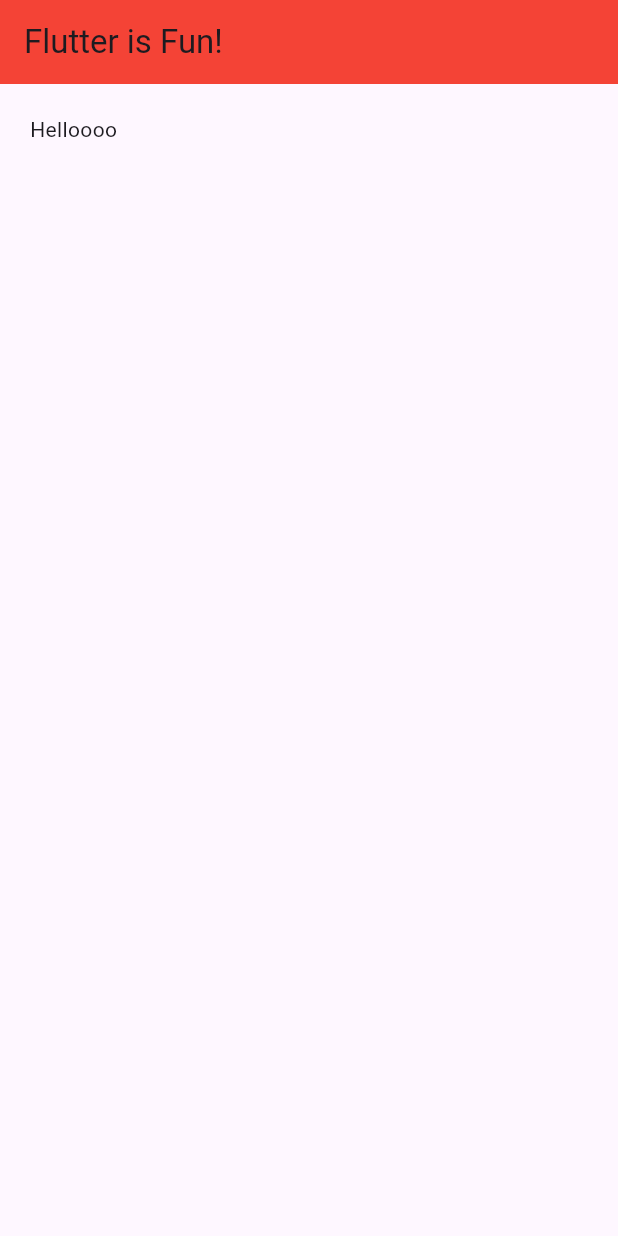
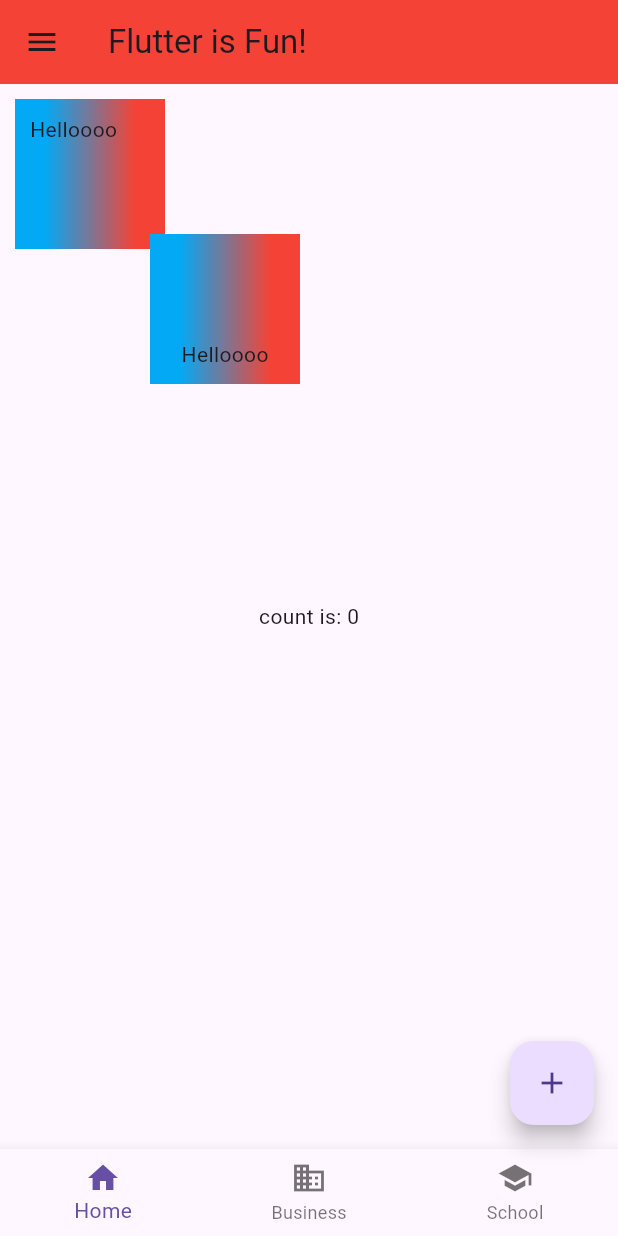
Before and after one commit to Toiletman007/FlutterTest, a Flutter app: the screen it shows after launch, on a phone screen of 412 x 824 dp. Run offline on Flutter 3.47's test engine with Material 3 defaults, Android fonts, the light colour scheme and no system bars.

Commit message:
added topbar bottombar a floating button and a drawer

```diff
--- a/lib/main.dart
+++ b/lib/main.dart
@@ -1,11 +1,30 @@
 import 'package:flutter/material.dart';
 
 void main() {
-  runApp(MyApp());
+  runApp(const MyApp());
 }
 
-class MyApp extends StatelessWidget {
+class MyApp extends StatefulWidget {
   const MyApp({super.key});
+
+  @override
+  State<MyApp> createState() => _MyAppState();
+}
+
+class _MyAppState extends State<MyApp> {
+  int count = 0;
+
+  @override
+  void initState() {
+    // TODO: data from firebase
+    super.initState();
+  }
+
+  @override
+  void dispose() {
+    // TODO: implement dispose
+    super.dispose();
+  }
 
   @override
   Widget build(BuildContext context) {
@@ -15,10 +34,58 @@
           backgroundColor: Colors.red,
           title: const Text("Flutter is Fun!"),
         ),
-        body: Container(
-          child: const Text("Helloooo"),
-          margin: const EdgeInsets.all(10),
-          padding: const EdgeInsets.all(10),
+        body: Stack(
+          children: [
+            Container(
+              margin: const EdgeInsets.all(10),
+              padding: const EdgeInsets.all(10),
+              height: 100,
+              width: 100,
+              decoration: const BoxDecoration(
+                gradient: LinearGradient(
+                  colors: [Colors.lightBlue, Colors.red],
+                  stops: [0.2, 0.8],
+                ),
+              ),
+              child: const Text("Helloooo"),
+            ),
+            Container(
+              alignment: Alignment.bottomCenter,
+              margin: const EdgeInsets.all(100),
+              padding: const EdgeInsets.all(10),
+              height: 100,
+              width: 100,
+              decoration: const BoxDecoration(
+                gradient: LinearGradient(
+                  colors: [Colors.lightBlue, Colors.red],
+                  stops: [0.2, 0.8],
+                ),
+              ),
+              child: const Text("Helloooo"),
+            ),
+            Center(
+              child: Text('count is: $count'),
+            )
+          ],
+        ),
+        floatingActionButton: FloatingActionButton(
+          child: const Icon(Icons.add),
+          onPressed: () {
+            setState(() {
+              count++;
+            });
+          },
+        ),
+        bottomNavigationBar: BottomNavigationBar(
+          items: const [
+            BottomNavigationBarItem(icon: Icon(Icons.home), label: 'Home'),
+            BottomNavigationBarItem(
+                icon: Icon(Icons.business), label: 'Business'),
+            BottomNavigationBarItem(icon: Icon(Icons.school), label: 'School'),
+          ],
+        ),
+        drawer: const Drawer(
+          backgroundColor: Colors.grey,
         ),
       ),
     );
```
